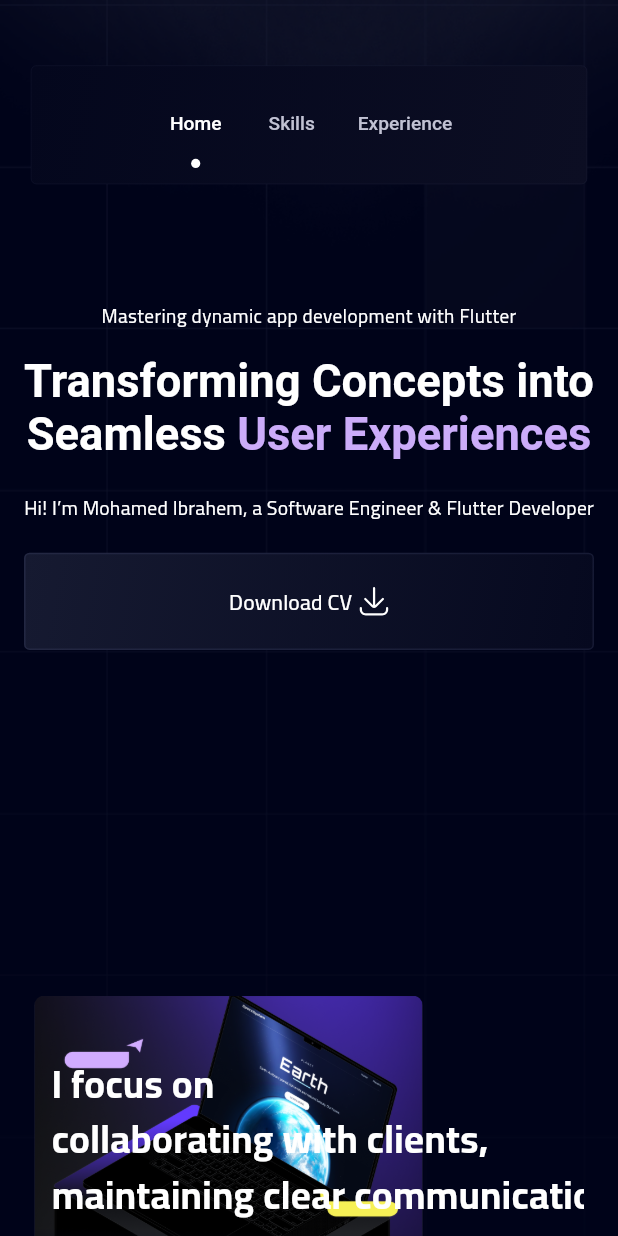
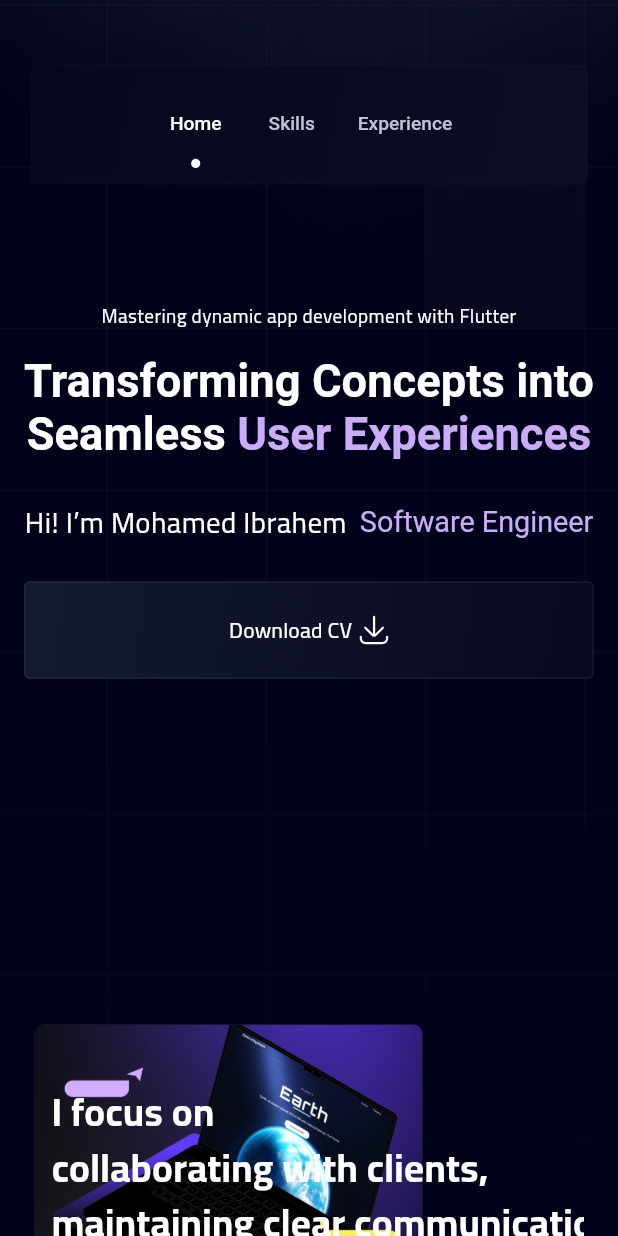
Before and after one commit to eng-mohamed-ibrahem/portfolio, a Flutter app: the screen it shows after launch, on a phone screen of 412 x 824 dp. Run offline on Flutter 3.47's test engine with Material 3 defaults, Android fonts, the phone set to English and light mode, and no system bars; drawn by our look-alikes of animated_text_kit; our stand-ins replace animate_do, flutter_bloc, flutter_screenutil, flutter_staggered_animations, flutter_svg, get_it and 2 more; missing offline and left inert: file_saver.

Commit message:
Refactor personal introduction and add animated personal info widget; update project structure and dependencies

```diff
--- a/lib/features/experience/widget/desktop_projects_sliver_grid.dart
+++ b/lib/features/experience/widget/desktop_projects_sliver_grid.dart
@@ -2,8 +2,8 @@ import 'package:flutter/material.dart';
 import 'package:flutter_screenutil/flutter_screenutil.dart';
 import 'package:flutter_staggered_animations/flutter_staggered_animations.dart';
 import 'package:portfolio/core/serivce_locator/inject.dart';
+import 'package:portfolio/core/shared_widgets/project_item.dart';
 import 'package:portfolio/core/utils/runtime_cache/runtime_cache.dart';
-import 'package:portfolio/core/shared_widgets/project_item.dart';
 
 class DesktopProjectsSliverGrid extends StatelessWidget {
   const DesktopProjectsSliverGrid({
--- a/lib/features/home/views/landing_view_mobile_home_tab.dart
+++ b/lib/features/home/views/landing_view_mobile_home_tab.dart
@@ -17,6 +17,8 @@ import 'package:portfolio/features/home/widget/sub_info/tech_enthusiast_card.dar
 import 'package:portfolio/features/main_navigation/widget/tabs_nav.dart';
 import 'package:portfolio/widgets/custom_section_title.dart';
 import 'package:portfolio/widgets/landing_view_big_text.dart';
+
+import '../widget/animated_personal_info.dart';
 
 class LandingViewMobileHomeTab extends StatelessWidget {
   const LandingViewMobileHomeTab({super.key});
@@ -43,15 +45,18 @@ class LandingViewMobileHomeTab extends StatelessWidget {
             child: const LandingViewBigText(),
           ),
         ),
-        SliverToBoxAdapter(
-          child: Container(
-            margin: EdgeInsets.symmetric(vertical: 24.h, horizontal: 56.w),
-            child: const FittedBox(
-              child: HeaderDescriptionText(
-                text: AppStrings.introduction,
-              ),
-            ),
-          ),
+        // SliverToBoxAdapter(
+        //   child: Container(
+        //     margin: EdgeInsets.symmetric(vertical: 24.h, horizontal: 56.w),
+        //     child: const FittedBox(
+        //       child: HeaderDescriptionText(
+        //         text: AppStrings.introduction,
+        //       ),
+        //     ),
+        //   ),
+        // ),
+        const SliverToBoxAdapter(
+          child: AnimatedPersonalInfo(),
         ),
         SliverToBoxAdapter(
           child: Container(
--- /dev/null
+++ b/lib/features/home/widget/animated_personal_info.dart
@@ -0,0 +1,69 @@
+import 'package:animate_do/animate_do.dart';
+import 'package:animated_text_kit/animated_text_kit.dart';
+import 'package:flutter/material.dart';
+import 'package:flutter_screenutil/flutter_screenutil.dart';
+import 'package:portfolio/config/themes/app_colors.dart';
+import 'package:portfolio/config/themes/app_text_styles.dart';
+import 'package:portfolio/core/constants/app_strings.dart';
+
+class AnimatedPersonalInfo extends StatelessWidget {
+  const AnimatedPersonalInfo({super.key});
+
+  @override
+  Widget build(BuildContext context) {
+    return Container(
+      margin: EdgeInsets.only(top: 30.h, bottom: 30.h),
+      alignment: Alignment.center,
+      child: FadeInDown(
+        delay: const Duration(milliseconds: 700),
+        child: Row(
+          spacing: 5.h,
+          mainAxisAlignment: MainAxisAlignment.center,
+          children: [
+            Text(
+              '${AppStrings.introduction} ',
+              style: AppTextStyles.font24Regular(context),
+            ),
+            Flexible(
+              child: DefaultTextStyle(
+                overflow: TextOverflow.ellipsis,
+                maxLines: 1,
+                style: AppTextStyles.font24Regular(context).copyWith(
+                  color: AppColors.colorCBACF9,
+                  overflow: TextOverflow.ellipsis,
+                ),
+                child: AnimatedTextKit(
+                  repeatForever: true,
+                  isRepeatingAnimation: true,
+                  animatedTexts: [
+                    TyperAnimatedText(
+                      AppStrings.iamSoftwareEngineer,
+                      speed: const Duration(milliseconds: 60),
+                    ),
+                    TyperAnimatedText(
+                      AppStrings.iamFlutterDeveloper,
+                      speed: const Duration(milliseconds: 60),
+                    ),
+                    TyperAnimatedText(
+                      AppStrings.iamCrossPlatformDeveloper,
+                      speed: const Duration(milliseconds: 60),
+                    ),
+                    TyperAnimatedText(
+                      AppStrings.iamDartProgrammer,
+                      speed: const Duration(milliseconds: 60),
+                    ),
+                    TyperAnimatedText(
+                      AppStrings.iamUIUXAppDeveloper,
+                      speed: const Duration(milliseconds: 60),
+                    ),
+                  ],
+                  onTap: null,
+                ),
+              ),
+            ),
+          ],
+        ),
+      ),
+    );
+  }
+}
--- a/lib/features/main_navigation/view/landing_view.dart
+++ b/lib/features/main_navigation/view/landing_view.dart
@@ -12,7 +12,7 @@ class LandingView extends StatelessWidget {
       body: ResponsiveLayout(
         mobileLayout: (_) => const LandingViewMobileLayout(),
         tabletLayout: (_) => const LandingViewDesktopLayout(
-          tabletProjectAspectRatio: 1 / 2,
+          tabletProjectAspectRatio: 1 / 1.6,
           tabletApproachGridCrossAxisCount: 2,
         ),
         desktopLayout: (_) => const LandingViewDesktopLayout(),
--- a/lib/features/main_navigation/view/landing_view_desktop_layout.dart
+++ b/lib/features/main_navigation/view/landing_view_desktop_layout.dart
@@ -46,7 +46,7 @@ class LandingViewDesktopLayout extends StatelessWidget {
 
               case 2:
                 return LandingViewDesktopExperienceTab(
-                  tabletProjectAspectRatio: tabletProjectAspectRatio,
+                  tabletProjectAspectRatio: tabletProjectAspectRatio ?? 1 / 1.3,
                 );
 
               default:
--- a/pubspec.yaml
+++ b/pubspec.yaml
@@ -43,6 +43,7 @@ dependencies:
   flutter_svg: ^2.0.17
   animate_do: ^3.3.4
   get_it: ^8.0.3
+  animated_text_kit: ^4.2.2
   # auto_size_text: ^3.0.0
 
 dev_dependencies:
```
Also changed, not shown: lib/core/constants/app_strings.dart (+8 -2 lines), lib/features/home/views/landing_view_desktop_home_tab.dart (+13 -7 lines), lib/features/home/widget/project_widgets/animated_project_item.dart (+4 -7 lines), pubspec.lock.
